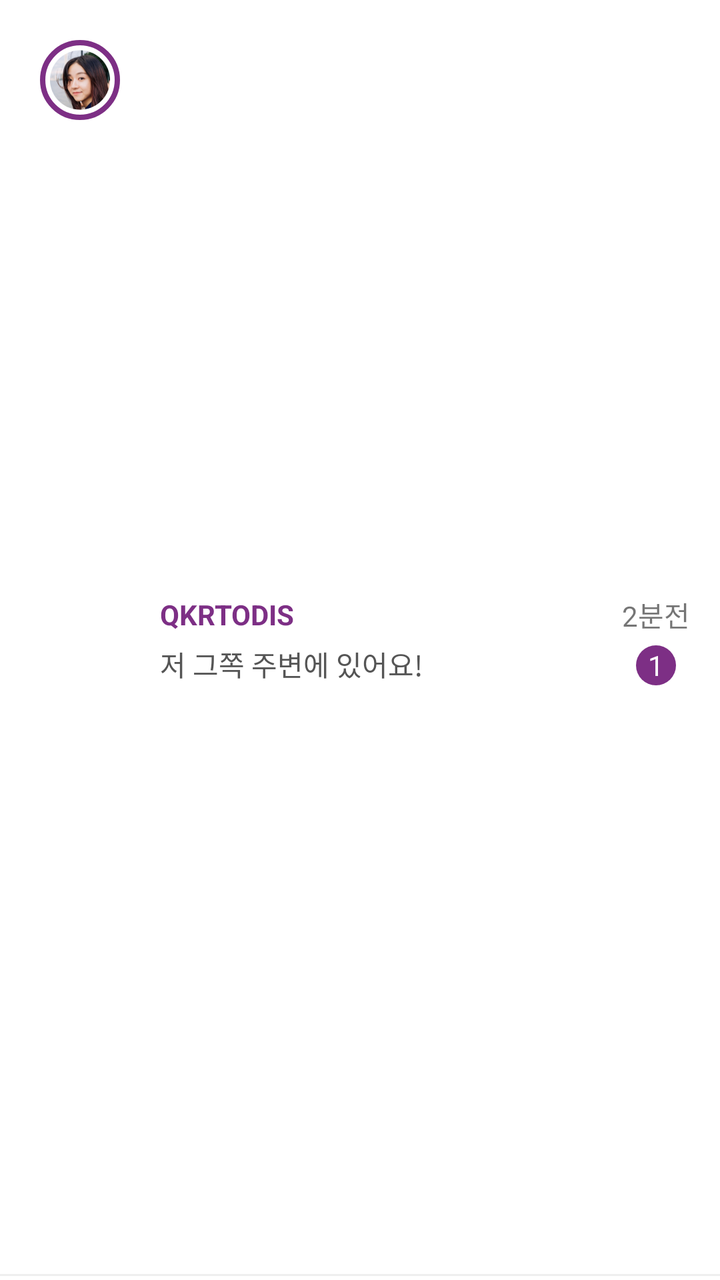
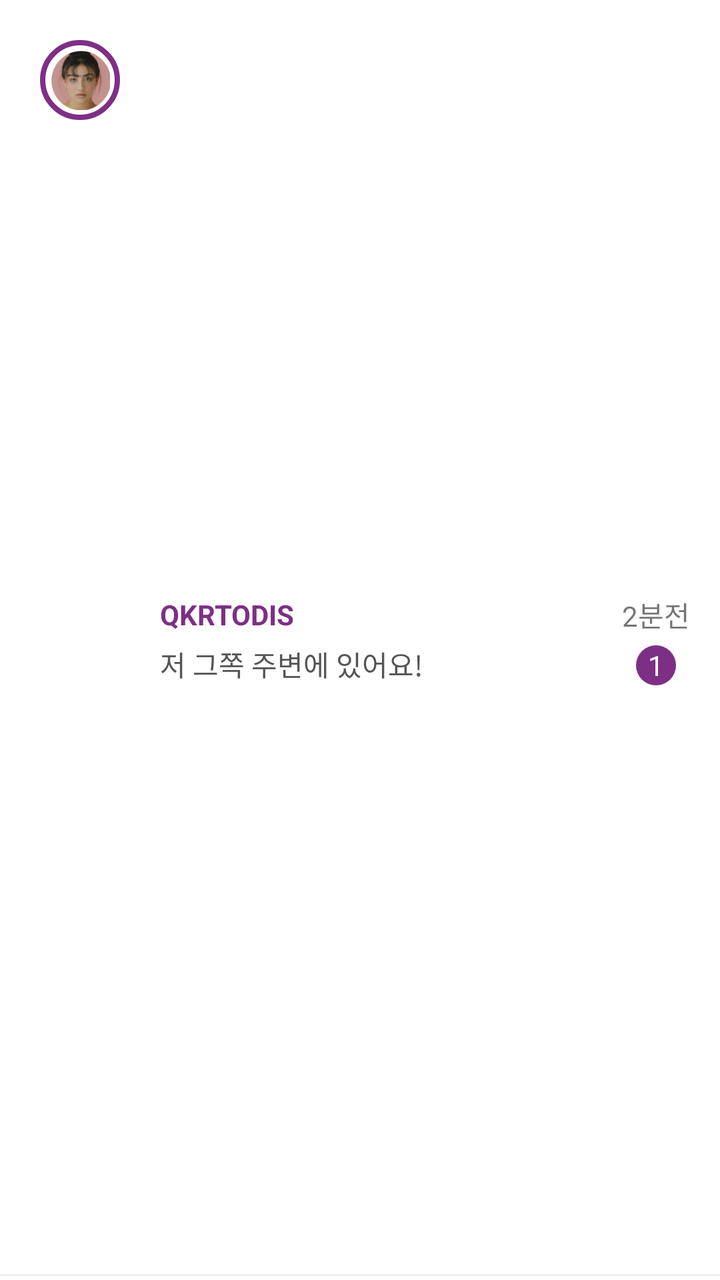

Before-and-after screenshots of an Android layout around one commit, followed by the original layout XML and the change that was made.
<!-- AndroidManifest.xml: application theme Theme.ShareDay -->
<!-- res/layout/chat_list_item.xml -->
<?xml version="1.0" encoding="utf-8"?>
<LinearLayout android:layout_height="wrap_content"
    android:layout_width="match_parent"
    xmlns:android="http://schemas.android.com/apk/res/android"
    android:orientation="horizontal"
    android:background="@drawable/border_bottom"
    android:layout_marginLeft="10dp"
    android:layout_marginRight="10dp"
    android:paddingLeft="10dp"
    android:paddingRight="10dp"
    android:paddingVertical="10dp">

    <ImageView
        android:layout_width="40dp"
        android:layout_height="40dp"
        android:layout_margin="10dp"
        android:id="@+id/profile_img"
        android:scaleType="fitXY"
        android:background="@drawable/background_rounding"
        android:src="@drawable/profile1_image"/>

    <LinearLayout
        android:layout_width="wrap_content"
        android:layout_height="match_parent"
        android:layout_marginLeft="10dp"
        android:gravity="center_vertical"
        android:layout_weight="10"
        android:orientation="vertical">
        <TextView
            android:layout_width="match_parent"
            android:layout_height="wrap_content"
            android:text="QKRTODIS"
            android:id="@+id/name_text"
            android:textColor="#7D2F85"
            android:textStyle="bold"
            android:layout_marginBottom="5dp"/>

        <TextView
            android:layout_width="match_parent"
            android:layout_height="wrap_content"
            android:text="저 그쪽 주변에 있어요!"
            android:id="@+id/about"
            android:textColor="#555555"/>

    </LinearLayout>

    <LinearLayout
        android:orientation="vertical"
        android:layout_width="wrap_content"
        android:layout_height="match_parent"
        android:layout_weight="1"
        android:gravity="center">

        <TextView
            android:layout_width="wrap_content"
            android:layout_height="wrap_content"
            android:text="2분전"
            android:paddingBottom="5dp"/>
        <TextView
            android:layout_width="20dp"
            android:layout_height="20dp"
            android:background="@drawable/background_numofchat"
            android:text="1"
            android:gravity="center"
            android:textColor="@color/white"/>

    </LinearLayout>
</LinearLayout>
<!-- resources referenced by this layout -->
<resources>
  <color name="white">#FFFFFFFF</color>
  <!-- drawable background_numofchat (drawable) -->
  <?xml version="1.0" encoding="UTF-8"?>
  <shape xmlns:android="http://schemas.android.com/apk/res/android">
      <solid android:color="#7D2F85" />
      <corners android:radius="100dp"/>
  </shape>
  <!-- drawable background_rounding (drawable) -->
  <?xml version="1.0" encoding="UTF-8"?>
  <shape xmlns:android="http://schemas.android.com/apk/res/android">
      <solid android:color="#FFFFFF" />
      <stroke android:width="2.5dp" android:color="#7D2F85" />
      <padding android:left="5dp" android:top="5dp" android:right="5dp"
          android:bottom="5dp" />
      <corners android:radius="100dp"/>
  </shape>
  <!-- drawable border_bottom (drawable) -->
  <?xml version="1.0" encoding="utf-8"?>
  <layer-list xmlns:android="http://schemas.android.com/apk/res/android">
      <item
          android:bottom="2dp"
          android:left="-2dp"
          android:right="-2dp"
          android:top="-2dp">
          <shape android:shape="rectangle" >
  
              
              <stroke
                  android:width="1dp"
                  android:color="#efefef" />
  
              <solid android:color="#FFF" />
          </shape>
      </item>
  
  </layer-list>
  <!-- drawable profile1_image: png bitmap (drawable, 16893 bytes) -->
  <style name="Theme.ShareDay" parent="Theme.MaterialComponents.DayNight.DarkActionBar">
          
          <item name="colorPrimary">@color/purple_500</item>
          <item name="colorPrimaryVariant">@color/purple_700</item>
          <item name="colorOnPrimary">@color/white</item>
          
          <item name="colorSecondary">@color/teal_200</item>
          <item name="colorSecondaryVariant">@color/teal_700</item>
          <item name="colorOnSecondary">@color/black</item>
          
          <item name="android:statusBarColor" tools:targetApi="l">?attr/colorPrimaryVariant</item>
          
          <item name="windowNoTitle">true</item>
      </style>
  <color name="purple_500">#FF6200EE</color>
  <color name="purple_700">#FF3700B3</color>
  <color name="teal_200">#7D2F85</color>
  <color name="teal_700">#FF018786</color>
  <color name="black">#FF000000</color>
</resources>

<!-- the commit's change to res/layout/chat_list_item.xml (unified diff, before → after) -->
@@ -17,7 +17,7 @@
         android:id="@+id/profile_img"
         android:scaleType="fitXY"
         android:background="@drawable/background_rounding"
-        android:src="@drawable/profile1_image"/>
+        android:src="@drawable/profile6_image"/>
 
     <LinearLayout
         android:layout_width="wrap_content"
<!-- resource entries referenced after the edit -->
@@ -36,7 +36,7 @@
       </item>
   
   </layer-list>
-  <!-- drawable profile1_image: png bitmap (drawable, 16893 bytes) -->
+  <!-- drawable profile6_image: png bitmap (drawable, 13850 bytes) -->
   <style name="Theme.ShareDay" parent="Theme.MaterialComponents.DayNight.DarkActionBar">
           
           <item name="colorPrimary">@color/purple_500</item>
